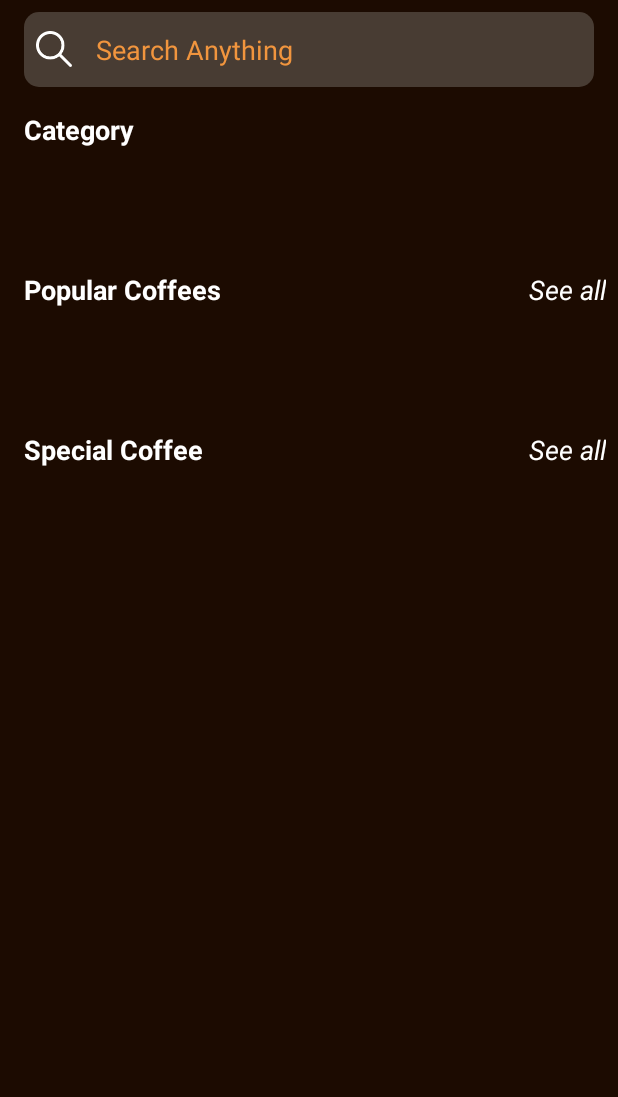
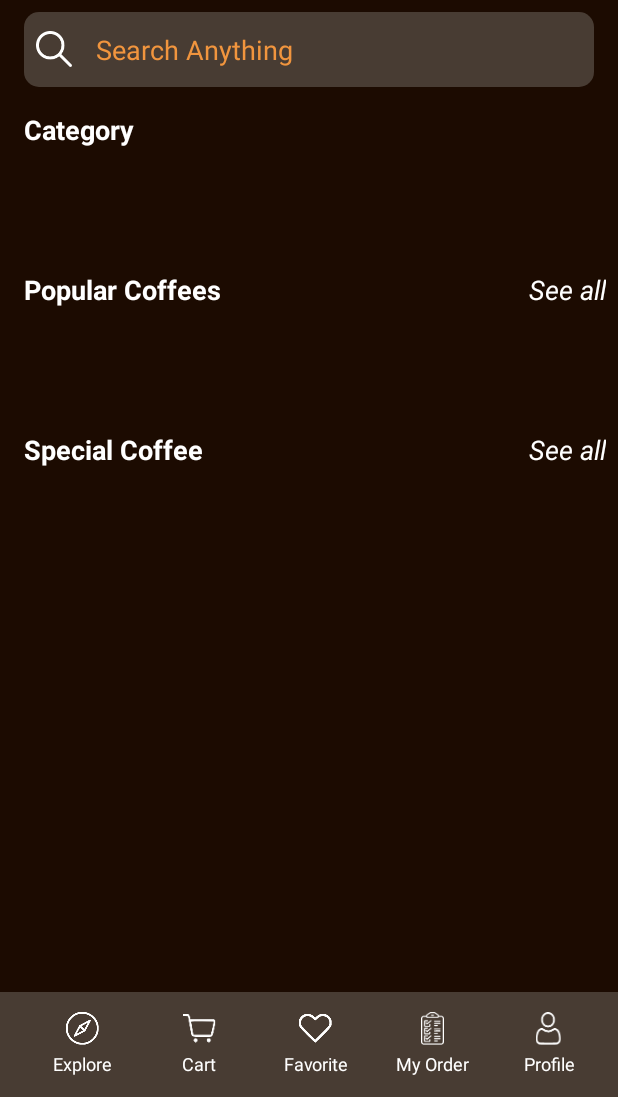
Before and after one commit to MonteiroNeto/CoffeShop, an Android app: the screen it shows after launch (MainActivity), on a phone screen of 412 x 824 dp, the part 139-1236 px from its top. Run offline under Robolectric (Android 15) with nearby library versions, the phone set to English and light mode, and no system bars; our stand-ins replace CircleImageView, Firebase (no records; nobody signed in at launch, a user with empty details on screens opened directly).

Commit message:
add layout Bottom Navigation Menu

```diff
--- a/app/src/main/res/layout/activity_main.xml
+++ b/app/src/main/res/layout/activity_main.xml
@@ -9,9 +9,10 @@
     tools:context=".ui.MainActivity">
 
     <ScrollView
+        android:id="@+id/scrollView2"
         android:layout_width="match_parent"
-        android:layout_height="match_parent"
-        app:layout_constraintBottom_toBottomOf="parent"
+        android:layout_height="0dp"
+        app:layout_constraintBottom_toTopOf="@+id/includedBottomNavigationActMain"
         app:layout_constraintEnd_toEndOf="parent"
         app:layout_constraintStart_toStartOf="parent"
         app:layout_constraintTop_toTopOf="parent">
@@ -78,8 +79,7 @@
                     app:layout_constraintStart_toStartOf="parent"
                     app:layout_constraintTop_toTopOf="parent"
                     tools:itemCount="1"
-                    tools:listitem="@layout/viewholder_category"
-                    />
+                    tools:listitem="@layout/viewholder_category" />
 
                 <ProgressBar
                     android:id="@+id/progressbarCategoryActMain"
@@ -143,7 +143,7 @@
                     app:layout_constraintStart_toStartOf="parent"
                     app:layout_constraintTop_toTopOf="parent"
                     tools:itemCount="1"
-                    tools:listitem="@layout/viewholder_popular"/>
+                    tools:listitem="@layout/viewholder_popular" />
 
                 <ProgressBar
                     android:id="@+id/progressbarPopularActMain"
@@ -207,8 +207,7 @@
                     app:layout_constraintStart_toStartOf="parent"
                     app:layout_constraintTop_toTopOf="parent"
                     tools:itemCount="1"
-                    tools:listitem="@layout/viewholder_special"
-                    />
+                    tools:listitem="@layout/viewholder_special" />
 
                 <ProgressBar
                     android:id="@+id/progressbarSpecialActMain"
@@ -228,4 +227,9 @@
 
     </ScrollView>
 
+    <include
+        android:id="@+id/includedBottomNavigationActMain"
+        layout="@layout/layout_bottom_navigation"
+        />
+
 </androidx.constraintlayout.widget.ConstraintLayout>
--- /dev/null
+++ b/app/src/main/res/layout/layout_bottom_navigation.xml
@@ -0,0 +1,143 @@
+<?xml version="1.0" encoding="utf-8"?>
+<androidx.coordinatorlayout.widget.CoordinatorLayout xmlns:android="http://schemas.android.com/apk/res/android"
+    xmlns:app="http://schemas.android.com/apk/res-auto"
+    android:layout_width="match_parent"
+    android:layout_height="70dp"
+    app:layout_constraintBottom_toBottomOf="parent"
+    app:layout_constraintEnd_toEndOf="parent"
+    app:layout_constraintStart_toStartOf="parent">
+
+
+    <com.google.android.material.bottomappbar.BottomAppBar
+        android:layout_width="match_parent"
+        android:layout_height="wrap_content"
+        android:layout_gravity="bottom"
+        android:backgroundTint="@color/brown">
+
+        <LinearLayout
+            android:layout_width="match_parent"
+            android:layout_height="wrap_content"
+            android:layout_gravity="center_vertical">
+
+            <LinearLayout
+                android:layout_width="match_parent"
+                android:layout_height="match_parent"
+                android:layout_weight="0.2"
+                android:orientation="vertical">
+
+                <ImageView
+                    android:layout_width="22dp"
+                    android:layout_height="22dp"
+                    android:layout_gravity="center_horizontal"
+                    android:contentDescription="@string/explore"
+                    android:src="@drawable/btn_1" />
+
+                <TextView
+                    android:layout_width="match_parent"
+                    android:layout_height="wrap_content"
+                    android:layout_marginTop="4dp"
+                    android:text="@string/explore"
+                    android:textAlignment="center"
+                    android:textColor="@color/white"
+                    android:textSize="12sp" />
+            </LinearLayout>
+
+            <LinearLayout
+                android:layout_width="match_parent"
+                android:layout_height="match_parent"
+                android:layout_weight="0.2"
+                android:orientation="vertical">
+
+                <ImageView
+                    android:layout_width="22dp"
+                    android:layout_height="22dp"
+                    android:layout_gravity="center_horizontal"
+                    android:contentDescription="@string/cart"
+                    android:src="@drawable/btn_2" />
+
+                <TextView
+                    android:layout_width="match_parent"
+                    android:layout_height="wrap_content"
+                    android:layout_marginTop="4dp"
+                    android:text="@string/cart"
+                    android:textAlignment="center"
+                    android:textColor="@color/white"
+                    android:textSize="12sp" />
+            </LinearLayout>
+
+            <LinearLayout
+                android:layout_width="match_parent"
+                android:layout_height="match_parent"
+                android:layout_weight="0.2"
+                android:orientation="vertical">
+
+                <ImageView
+                    android:layout_width="22dp"
+                    android:layout_height="22dp"
+                    android:layout_gravity="center_horizontal"
+                    android:src="@drawable/btn_3"
+                    android:contentDescription="@string/favorite"/>
+
+                <TextView
+                    android:layout_width="match_parent"
+                    android:layout_height="wrap_content"
+                    android:layout_marginTop="4dp"
+                    android:text="@string/favorite"
+                    android:textAlignment="center"
+                    android:textColor="@color/white"
+                    android:textSize="12sp" />
+            </LinearLayout>
+
+            <LinearLayout
+                android:layout_width="match_parent"
+                android:layout_height="match_parent"
+                android:layout_weight="0.2"
+                android:orientation="vertical">
+
+                <ImageView
+                    android:layout_width="22dp"
+                    android:layout_height="22dp"
+                    android:layout_gravity="center_horizontal"
+                    android:src="@drawable/btn_4"
+                    android:contentDescription="@string/my_order"/>
+
+                <TextView
+                    android:layout_width="match_parent"
+                    android:layout_height="wrap_content"
+                    android:layout_marginTop="4dp"
+                    android:text="@string/my_order"
+                    android:textAlignment="center"
+                    android:textColor="@color/white"
+                    android:textSize="12sp" />
+            </LinearLayout>
+
+            <LinearLayout
+                android:layout_width="match_parent"
+                android:layout_height="match_parent"
+                android:layout_weight="0.2"
+                android:orientation="vertical">
+
+                <ImageView
+                    android:layout_width="22dp"
+                    android:layout_height="22dp"
+                    android:layout_gravity="center_horizontal"
+                    android:src="@drawable/btn_5"
+                    android:contentDescription="@string/profile"/>
+
+                <TextView
+                    android:layout_width="match_parent"
+                    android:layout_height="wrap_content"
+                    android:layout_marginTop="4dp"
+                    android:text="@string/profile"
+                    android:textAlignment="center"
+                    android:textColor="@color/white"
+                    android:textSize="12sp" />
+            </LinearLayout>
+
+        </LinearLayout>
+
+
+    </com.google.android.material.bottomappbar.BottomAppBar>
+
+
+</androidx.coordinatorlayout.widget.CoordinatorLayout>
--- a/app/src/main/res/values/strings.xml
+++ b/app/src/main/res/values/strings.xml
@@ -11,4 +11,9 @@
     <string name="popular_coffees">Popular Coffees</string>
     <string name="add">add</string>
     <string name="special_coffee">Special Coffee</string>
+    <string name="explore">Explore</string>
+    <string name="cart">Cart</string>
+    <string name="favorite">Favorite</string>
+    <string name="my_order">My Order</string>
+    <string name="profile">Profile</string>
 </resources>
```
